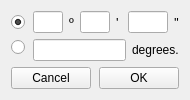
This is src/terralib/layout/qt/ui/InputCoordWidgetForm.ui in claudiobogossian/terraprint as Qt 5 draws it before an edit. The edited form follows.
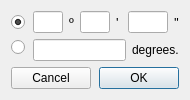
This is the edited form.

Commit message: corrections input coords interface fixes #178

The edit to the form file:
```diff
--- a/src/terralib/layout/qt/ui/InputCoordWidgetForm.ui
+++ b/src/terralib/layout/qt/ui/InputCoordWidgetForm.ui
@@ -199,6 +199,9 @@
        <property name="text">
         <string>OK</string>
        </property>
+       <property name="default">
+        <bool>true</bool>
+       </property>
       </widget>
      </item>
     </layout>
```
Left out of the diff: 3 changed lines with no effect on the pictures. The commit also changes 1 other file.
